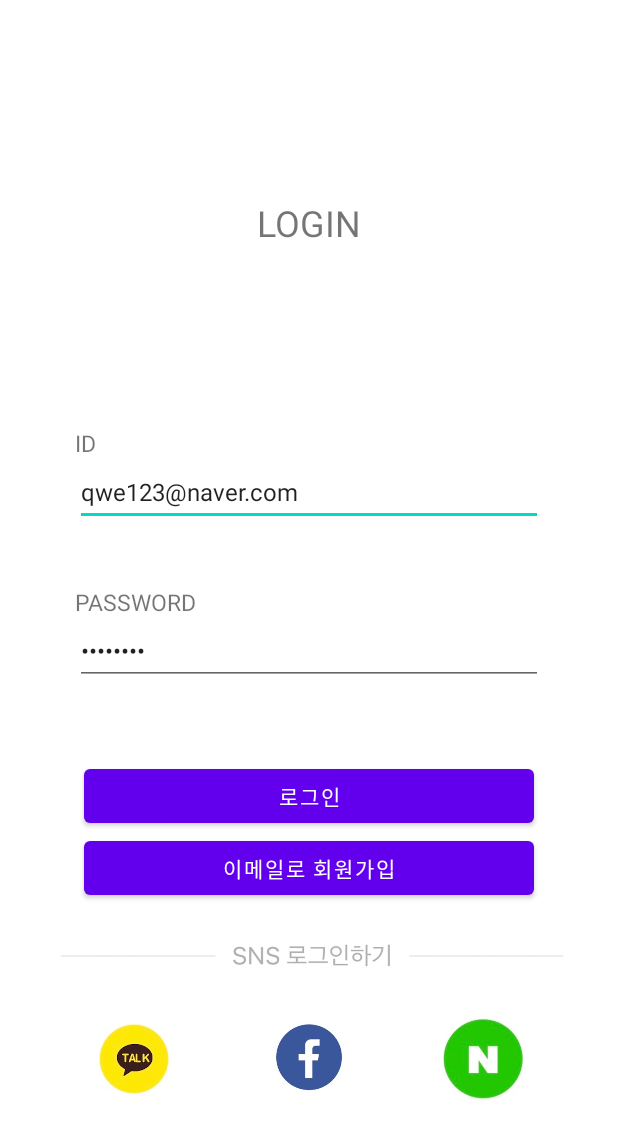
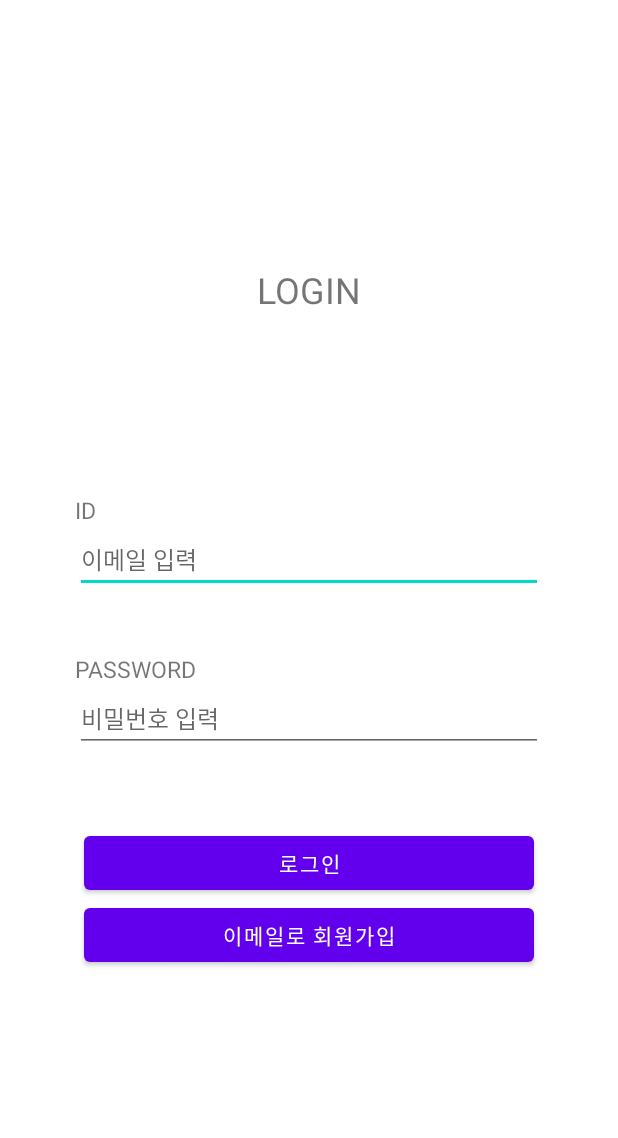
Before and after one commit to shinseunguk/Plz-Delivery, an Android app: the screen it shows after launch (LoginActivity), on a phone screen of 412 x 824 dp. Shown: the top 1138 px of the screen. Run offline under Robolectric (Android 15) with nearby library versions, the phone set to English and light mode, and no system bars; libraries missing offline, so code that uses them is left out: com.kakao.auth, com.kakao.network, com.kakao.usermgmt, com.kakao.util; 3 statements that could not run were skipped.

Commit message:
[신승욱] 프로젝트 마감

```diff
--- a/app/src/main/java/com/example/launchdinner/ApplyViewActivity.java
+++ b/app/src/main/java/com/example/launchdinner/ApplyViewActivity.java
@@ -240,7 +240,6 @@ public class ApplyViewActivity extends AppCompatActivity {
                     Log.d("ApplyView..","1");
                     btnShowMipMap.setVisibility(View.GONE);
                     btnDelivery.setVisibility(View.GONE);
-                    btnChat.setVisibility(View.GONE);
 
                     btnDelete.setVisibility(View.VISIBLE);
                 }else if(loginId.equals(json.getString("delivery_id"))){
--- a/app/src/main/java/com/example/launchdinner/BoardDetailActivity.java
+++ b/app/src/main/java/com/example/launchdinner/BoardDetailActivity.java
@@ -179,7 +179,7 @@ public class BoardDetailActivity extends AppCompatActivity {
                 //금액 format
                 title.setText(json.getString("title")); // 제목
                 content.setText(json.getString("content"));// 내용
-                time.setText("작성날짜  -  "+json.getString("localDateTime").substring(0,10).replaceAll("-","/"));// 시간
+                time.setText("작성날짜  -  "+json.getString("localDateTime").replaceAll("-","/"));// 시간
                 writer.setText("작성자  -  "+json.getString("member"));// 작성자
 
             } catch (JSONException e) {
--- a/app/src/main/java/com/example/launchdinner/Fragment4.java
+++ b/app/src/main/java/com/example/launchdinner/Fragment4.java
@@ -73,7 +73,7 @@ public class Fragment4 extends ListFragment{
                     for(int i = 0 ; i < jsonArray.length() ; i++){
                         JSONObject jsonObject = jsonArray.getJSONObject(jsonArray.length()-(i+1)); //i번째 Json데이터를 가져옴
                         Log.d("jsonObject F4", jsonObject.getString("member"));
-                        date = jsonObject.getString("localDateTime").substring(0,10).replaceAll("-","/");
+                        date = jsonObject.getString("localDateTime").replaceAll("-","/");
                         adapter.addItem(jsonObject.getString("title"), date, "작성자 : "+ jsonObject.getString("member"), jsonObject.getLong("id"));
 //                        adapter.addItem("아진짜 자고싶다!!~!~!~", "2021/04/18" , "작성자 : 테스트", 21341231);
                     }
--- a/app/src/main/java/com/example/launchdinner/HomeActivity.java
+++ b/app/src/main/java/com/example/launchdinner/HomeActivity.java
@@ -73,6 +73,10 @@ public class HomeActivity extends AppCompatActivity {
                         Log.d("intentIndex.....2 ", intentIndex);
                         bottomNavigationView.setSelectedItemId(R.id.tab4);
                         fragmentManager.beginTransaction().replace(R.id.main_layout, fragment4, "fourth").commit();
+                    }else if(intentIndex.equals("fragment5")){
+                        Log.d("intentIndex.....3 ", intentIndex);
+                        bottomNavigationView.setSelectedItemId(R.id.tab5);
+                        fragmentManager.beginTransaction().replace(R.id.main_layout, fragment5, "fiveth").commit();
                     }
 
                 }else{// 어플 첫 진입시
--- a/app/src/main/java/com/example/launchdinner/registerActivity.java
+++ b/app/src/main/java/com/example/launchdinner/registerActivity.java
@@ -134,12 +134,12 @@ public class registerActivity extends AppCompatActivity {
             // 통신이 완료되면 호출됩니다.
             // 결과에 따른 UI 수정 등은 여기서 합니다.
 //            Toast.makeText(getApplicationContext(), result.getClass().getName()+" "+result, Toast.LENGTH_LONG).show();
-            if(result.equals("false")){
+            if(result.equals("true")){
                 tv_error_email.setText("사용가능한 아이디 입니다.");
                 tv_error_email.setTextColor(Color.rgb(0,147,33));
                 idCheck = true;
             }else{
-                tv_error_email.setText("이메일 형식으로 입력해주세요.");
+                tv_error_email.setText("이미 존재하는 아이디 입니다.");
                 tv_error_email.setTextColor(Color.parseColor("#FF0000"));
                 idCheck = false;
             }
--- a/app/src/main/res/layout/activity_login.xml
+++ b/app/src/main/res/layout/activity_login.xml
@@ -30,7 +30,6 @@
             android:layout_height="wrap_content"
             android:textSize="24sp"
             android:layout_gravity="center"
-            android:layout_marginTop="48sp"
             android:text="LOGIN" />
 
         <LinearLayout
@@ -65,7 +64,7 @@
                         android:text="ID"/>
 
                 <EditText
-                    android:text="qwe123@naver.com"
+                    android:text=""
                     android:id="@+id/editTextTextEmailAddress"
                     android:layout_width="match_parent"
                     android:layout_height="wrap_content"
@@ -90,7 +89,7 @@
                         android:text="PASSWORD"/>
 
                     <EditText
-                        android:text="11111111"
+                        android:text=""
                         android:id="@+id/editTextTextPassword2"
                         android:layout_width="match_parent"
                         android:layout_height="wrap_content"
@@ -119,37 +118,37 @@
                     android:onClick="register"
                     android:text="이메일로 회원가입" />
 
-                <ImageView
-                    android:id="@+id/imageView"
-                    android:layout_width="350dp"
-                    android:layout_height="71dp"
-                    android:layout_gravity="center"
-                    android:src="@drawable/and" />
-                <LinearLayout
-                    android:layout_width="wrap_content"
-                    android:layout_height="wrap_content"
-                    android:layout_gravity="center"
-                    android:orientation="horizontal">
-                <ImageView
-                    android:layout_width="65dp"
-                    android:layout_height="65dp"
-                    android:layout_gravity="center"
-                    android:onClick="kakaoOnClick"
-                    android:src="@drawable/kakao"/>
-                <ImageView
-                    android:layout_width="65dp"
-                    android:layout_height="65dp"
-                    android:layout_gravity="center"
-                    android:layout_marginHorizontal="50dp"
-                    android:onClick="facebookOnClick"
-                    android:src="@drawable/facebook"/>
-                <ImageView
-                    android:layout_width="65dp"
-                    android:layout_height="65dp"
-                    android:layout_gravity="center"
-                    android:onClick="naverOnClick"
-                    android:src="@drawable/naver"/>
-                </LinearLayout>
+<!--                <ImageView-->
+<!--                    android:id="@+id/imageView"-->
+<!--                    android:layout_width="350dp"-->
+<!--                    android:layout_height="71dp"-->
+<!--                    android:layout_gravity="center"-->
+<!--                    android:src="@drawable/and" />-->
+<!--                <LinearLayout-->
+<!--                    android:layout_width="wrap_content"-->
+<!--                    android:layout_height="wrap_content"-->
+<!--                    android:layout_gravity="center"-->
+<!--                    android:orientation="horizontal">-->
+<!--                <ImageView-->
+<!--                    android:layout_width="65dp"-->
+<!--                    android:layout_height="65dp"-->
+<!--                    android:layout_gravity="center"-->
+<!--                    android:onClick="kakaoOnClick"-->
+<!--                    android:src="@drawable/kakao"/>-->
+<!--                <ImageView-->
+<!--                    android:layout_width="65dp"-->
+<!--                    android:layout_height="65dp"-->
+<!--                    android:layout_gravity="center"-->
+<!--                    android:layout_marginHorizontal="50dp"-->
+<!--                    android:onClick="facebookOnClick"-->
+<!--                    android:src="@drawable/facebook"/>-->
+<!--                <ImageView-->
+<!--                    android:layout_width="65dp"-->
+<!--                    android:layout_height="65dp"-->
+<!--                    android:layout_gravity="center"-->
+<!--                    android:onClick="naverOnClick"-->
+<!--                    android:src="@drawable/naver"/>-->
+<!--                </LinearLayout>-->
             </LinearLayout>
 
         </LinearLayout>
--- a/app/src/main/res/layout/fragment_2.xml
+++ b/app/src/main/res/layout/fragment_2.xml
@@ -19,11 +19,13 @@
     tools:context=".Fragment2"
     app:layout_constraintTop_toBottomOf="@+id/tabs">
 
-
     <ListView
         android:id="@android:id/list"
         android:layout_width="match_parent"
-        android:layout_height="1000dp"
+        android:layout_height="2000dp"
+        android:layout_marginTop="30dp"
+        android:layout_marginHorizontal="10dp"
+        android:dividerHeight="5dp"
         android:layout_below="@+id/linearLayout"
         android:layout_alignParentStart="true"
         android:layout_alignParentLeft="true"
--- a/app/src/main/res/layout/fragment_4.xml
+++ b/app/src/main/res/layout/fragment_4.xml
@@ -23,7 +23,10 @@
             <ListView
                 android:id="@android:id/list"
                 android:layout_width="match_parent"
-                android:layout_height="1000dp"
+                android:layout_height="2000dp"
+                android:layout_marginTop="10dp"
+                android:layout_marginHorizontal="10dp"
+                android:dividerHeight="5dp"
                 android:layout_below="@+id/linearLayout"
                 android:layout_alignParentStart="true"
                 android:layout_alignParentLeft="true"
--- a/app/src/main/res/values/strings.xml
+++ b/app/src/main/res/values/strings.xml
@@ -4,6 +4,6 @@
     <string name="hello_blank_fragment">Hello blank fragment</string>
     <string name="kakao_app_key">9e2ef8e16a27dfce871331354795f185</string>
     <!--    <string name="localip">http://113.199.97.48:8080</string>-->
-<!--    <string name="localip">http://175.196.226.213:8008</string>-->
-    <string name="localip">http://175.121.70.33:8080</string>
+    <string name="localip">http://175.196.226.213:8008</string>
+<!--    <string name="localip">http://175.121.70.33:8080</string>-->
 </resources>
```
Also changed, not shown: app/src/main/java/com/example/launchdinner/DeclarationActivity.java (+105 -4 lines), app/src/main/java/com/example/launchdinner/Fragment5.java (+77 -0 lines), app/src/main/res/layout/activity_board_detail.xml (+4 -4 lines), app/src/main/res/layout/activity_declaration.xml (+17 -0 lines), app/src/main/res/layout/activity_main.xml (+19 -9 lines), app/src/main/res/drawable-v24/cheetah.png (added).
